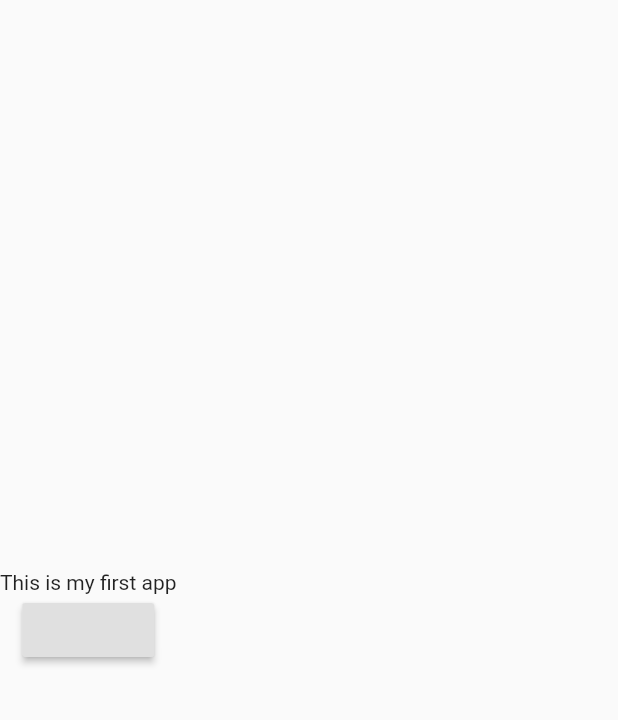
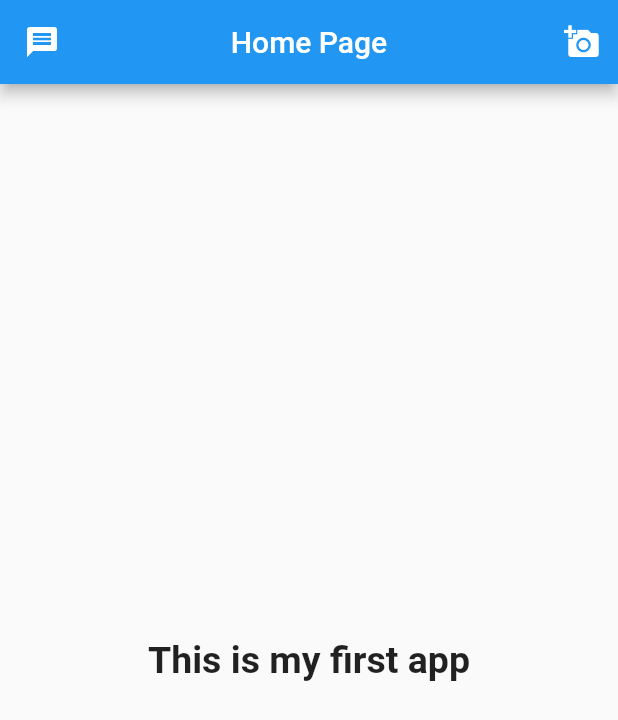
Before and after one commit to Saqib29/Learning-issue, a Flutter app: the screen it shows after launch, on a phone screen of 412 x 824 dp. Shown: the top 720 px of the screen. Run offline on Flutter 3.47's test engine with Material 2 defaults, Android fonts, the phone set to English and light mode, and no system bars.

Commit message:
appBar & Text widget

```diff
--- a/flutter/learn_basic/lib/main.dart
+++ b/flutter/learn_basic/lib/main.dart
@@ -7,15 +7,20 @@ void main() {
 class MyApp extends StatelessWidget {
   @override
   Widget build(BuildContext context) {
-    return MaterialApp (
+    return MaterialApp(
       debugShowCheckedModeBanner: false,
       home: Scaffold(
-        body: Column(
-          mainAxisAlignment: MainAxisAlignment.center,
-          children: <Widget>[
-            Text("This is my first app"),
-            RaisedButton(onPressed: () {})
+        appBar: AppBar(
+          title: Text("Home Page"),
+          centerTitle: true,
+          leading: Icon(Icons.message),
+          actions: <Widget>[
+            IconButton(icon: Icon(Icons.add_a_photo), onPressed: (){})
           ],
+        ),
+
+        body: Center(
+          child: Text("This is my first app", style: TextStyle(fontSize: 25, fontWeight: FontWeight.bold),),
         ),
       ),
     );
```
